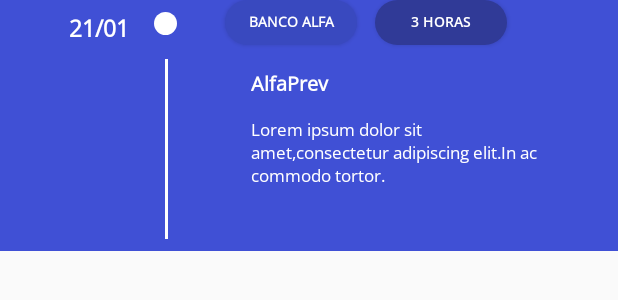
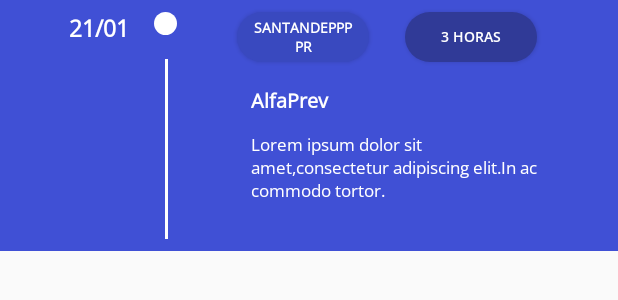
Before and after one commit to Mi-sinibaldi/ApontamentoHorasResource, an Android app: the layout card_adapter_timeline.xml on its own in the app's theme, with its tools: preview values and no code run, on a phone screen of 412 x 824 dp. Shown: the top 300 px of the screen. Run offline under Robolectric (Android 15) with nearby library versions, the phone set to English and light mode, and no system bars.

Commit message:
Ajustes na tela Time line (tipo de layout)

```diff
--- a/workload/app/src/main/AndroidManifest.xml
+++ b/workload/app/src/main/AndroidManifest.xml
@@ -1,16 +1,19 @@
 <?xml version="1.0" encoding="utf-8"?>
 <manifest xmlns:android="http://schemas.android.com/apk/res/android"
     xmlns:tools="http://schemas.android.com/tools"
-    package="resource.estagio.workload">
+    package="resource.estagio.workload"
+    >
 
     <uses-permission android:name="android.permission.INTERNET" />
 
     <application
+
         android:name=".infra.App"
         android:allowBackup="false"
         android:icon="@mipmap/ic_launcher"
         android:label="@string/app_name"
         android:roundIcon="@mipmap/ic_logo"
+        android:screenOrientation="portrait"
         android:supportsRtl="true"
         android:theme="@style/AppTheme"
         android:usesCleartextTraffic="true"
--- a/workload/app/src/main/res/layout/card_adapter_timeline.xml
+++ b/workload/app/src/main/res/layout/card_adapter_timeline.xml
@@ -1,6 +1,7 @@
 <?xml version="1.0" encoding="utf-8"?>
 <android.support.constraint.ConstraintLayout xmlns:android="http://schemas.android.com/apk/res/android"
     xmlns:app="http://schemas.android.com/apk/res-auto"
+    xmlns:tools="http://schemas.android.com/tools"
     android:layout_width="match_parent"
     android:layout_height="wrap_content"
     android:background="#4050D5"
@@ -14,10 +15,10 @@
         android:layout_marginStart="16dp"
         android:layout_marginTop="8dp"
         android:layout_marginBottom="8dp"
+        android:fontFamily="@font/open_sans"
         android:text="21/01"
         android:textColor="@color/colorWhite"
         android:textSize="15dp"
-        android:fontFamily="@font/open_sans"
         android:textStyle="bold"
         app:layout_constraintBottom_toBottomOf="parent"
         app:layout_constraintStart_toStartOf="parent"
@@ -78,27 +79,30 @@
 
     <Button
         android:id="@+id/button_name_customer"
-        android:layout_width="wrap_content"
-        android:layout_height="30dp"
-        android:layout_marginStart="19dp"
+        android:layout_width="88dp"
+        android:layout_height="33dp"
+        android:layout_marginStart="35dp"
+        android:layout_marginTop="8dp"
+        android:layout_marginEnd="132dp"
         android:background="@drawable/round_name_customer"
         android:fontFamily="@font/open_sans"
         android:paddingLeft="10dp"
         android:paddingRight="10dp"
-        android:text="Banco Alfa"
+        android:text="santandeppppr"
         android:textColor="#FFFFFF"
         android:textSize="9dp"
         android:textStyle="bold"
-        app:layout_constraintEnd_toStartOf="@+id/button_hours"
+        app:layout_constraintEnd_toEndOf="parent"
+        app:layout_constraintHorizontal_bias="0.547"
         app:layout_constraintStart_toEndOf="@+id/cardView4"
         app:layout_constraintTop_toTopOf="parent" />
 
     <Button
         android:id="@+id/button_hours"
         android:layout_width="wrap_content"
-        android:layout_height="30dp"
-        android:layout_marginEnd="44dp"
-        android:layout_marginBottom="8dp"
+        android:layout_height="0dp"
+        android:layout_marginStart="10dp"
+        android:layout_marginEnd="10dp"
         android:background="@drawable/round_hours"
         android:fontFamily="@font/open_sans_semibold"
         android:paddingLeft="10dp"
@@ -108,8 +112,8 @@
         android:textSize="9dp"
         app:layout_constraintBottom_toBottomOf="@+id/button_name_customer"
         app:layout_constraintEnd_toEndOf="parent"
-        app:layout_constraintTop_toTopOf="@+id/button_name_customer"
-        app:layout_constraintVertical_bias="0.0" />
+        app:layout_constraintStart_toEndOf="@+id/button_name_customer"
+        app:layout_constraintTop_toTopOf="@+id/button_name_customer" />
 
     <View
         android:id="@+id/cardView4"
```
Also changed, not shown: workload/app/src/main/res/layout/fragment_timeline.xml (+17 -14 lines).
